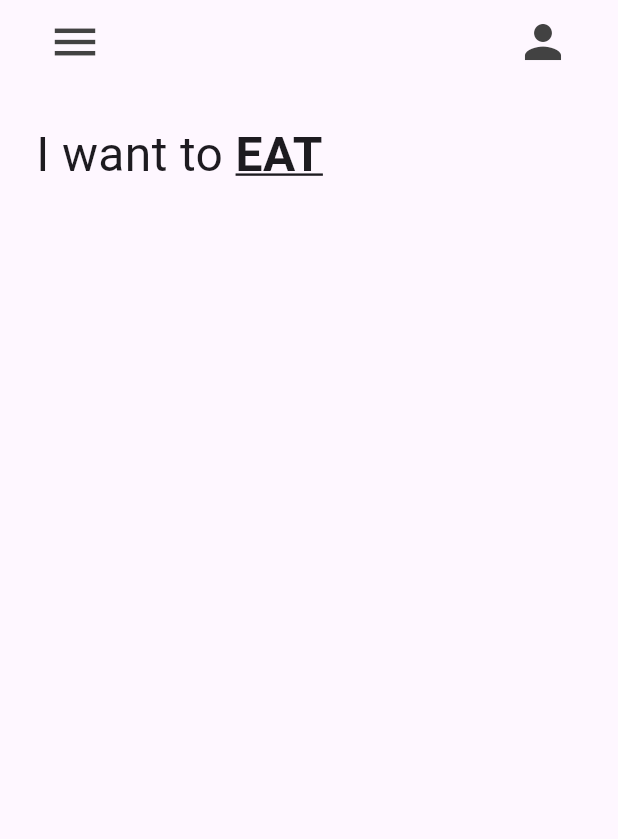
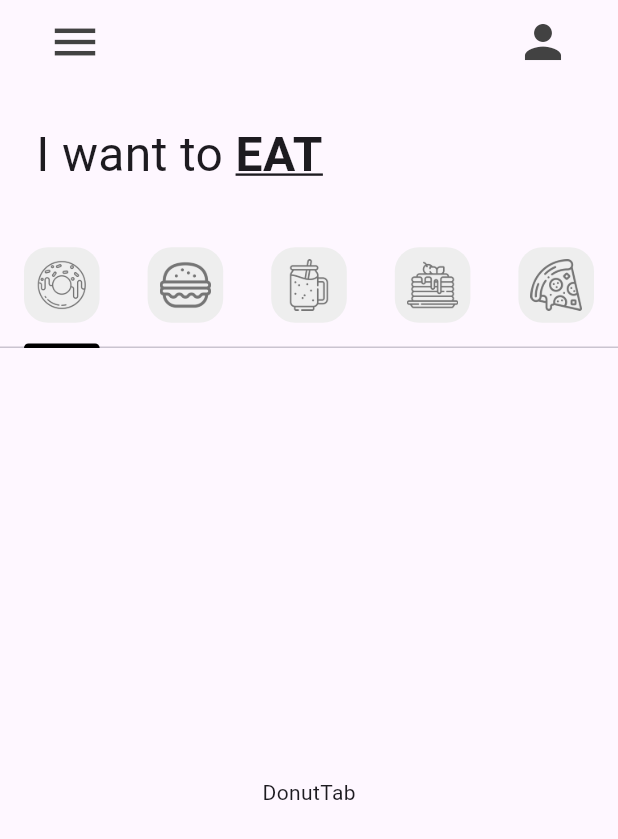
Before and after one commit to Luisasio/reto1_donut_app_luis_ake, a Flutter app: the screen it shows after launch, on a phone screen of 412 x 824 dp. Shown: the top 839 px of the screen. Run offline on Flutter 3.47's test engine with Material 3 defaults, Android fonts, the light colour scheme and no system bars.

Commit message:
Tap añadido

```diff
--- a/lib/main.dart
+++ b/lib/main.dart
@@ -1,5 +1,6 @@
 import 'package:flutter/material.dart';
 import 'package:reto1_donut_app_luis_ake/pages/home_page.dart';
+
 
 void main() {
   runApp(const MainApp());
@@ -10,8 +11,9 @@
 
   @override
   Widget build(BuildContext context) {
-    return const MaterialApp(
-      home: HomePage(),
+    return  MaterialApp(
+      home: const HomePage(),
+      theme: ThemeData(tabBarTheme: const TabBarTheme(indicatorColor: Colors.black)),
     );
   }
 }
--- a/lib/pages/home_page.dart
+++ b/lib/pages/home_page.dart
@@ -1,4 +1,11 @@
 import 'package:flutter/material.dart';
+import 'package:reto1_donut_app_luis_ake/utils/my_tab.dart';
+
+import '../tab/burger_tab.dart';
+import '../tab/donut_tab.dart';
+import '../tab/pancake_tab.dart';
+import '../tab/pizza_tab.dart';
+import '../tab/smoothie_tab.dart';
 
 class HomePage extends StatefulWidget {
   const HomePage({super.key});
@@ -8,9 +15,24 @@
 }
 
 class _HomePageState extends State<HomePage> {
+
+  List<Widget> myTabs = [
+    //donut
+    const MyTab(iconPath: 'lib/icons/donut.png',),
+    //burger tab
+    const MyTab(iconPath: 'lib/icons/burger.png',),
+    //smoothie tab
+    const MyTab(iconPath: 'lib/icons/smoothie.png',),
+    //pancake tab
+    const MyTab(iconPath: 'lib/icons/pancakes.png',),
+    //pizza tab
+    const MyTab(iconPath: 'lib/icons/pizza.png',),
+  ];
   @override
   Widget build(BuildContext context) {
-    return  Scaffold(
+    return  DefaultTabController(
+      length: myTabs.length,
+      child: Scaffold(
         appBar: AppBar(
           backgroundColor: Colors.transparent,
           leading: Padding(
@@ -22,10 +44,10 @@
             child: IconButton(icon: Icon(Icons.person,color: Colors.grey[800], size: 36,), onPressed: () { print('boton de usuario'); },),
           )],
         ),
-      body: const Column(children: [
+        body:  Column(children: [
           //texto I want to eat
-        Padding(
-          padding: const EdgeInsets.all( 24.0),
+          const Padding(
+            padding: EdgeInsets.all( 24.0),
             child: Row(
               children: [
                 Text('I want to ',style: TextStyle(fontSize: 32),),
@@ -35,11 +57,25 @@
                   decoration: TextDecoration.underline),),
               ],
             ),
-        )
+          ),
           //tap bar
-
+          TabBar(tabs: myTabs),
           //tap bar view
+          const Expanded(child: TabBarView(children: [
+            //Donut
+            DonutTab(),
+            //Burger tab
+            BurgerTab(),
+            //Smoothie tab
+            SmoothieTab(),
+            //Pancake tab
+            PancakeTab(),
+            //Pizza tab
+            PizzaTab(),
+          ]),)
+          //Carrito
         ],),
+      ),
     );
   }
 }
--- /dev/null
+++ b/lib/tab/donut_tab.dart
@@ -0,0 +1,14 @@
+import 'package:flutter/material.dart';
+
+class DonutTab extends StatelessWidget {
+  const DonutTab({super.key});
+
+  @override
+  Widget build(BuildContext context) {
+    return Container(
+      child: const Center(
+        child: Text('DonutTab'),
+      ),
+    );
+  }
+}
--- /dev/null
+++ b/lib/utils/my_tab.dart
@@ -0,0 +1,21 @@
+import 'package:flutter/material.dart';
+
+class MyTab extends StatelessWidget {
+
+  final String iconPath;
+  const MyTab({super.key, required this.iconPath});
+
+  @override
+  Widget build(BuildContext context) {
+    return Tab(
+      height: 80,
+      child: Container(
+        decoration: BoxDecoration(color:Colors.grey[200],borderRadius: BorderRadius.circular(16)),
+        padding: const EdgeInsets.all(8),
+        child: Image.asset(
+          iconPath,
+          color: Colors.grey[600],),
+      ),
+    );
+  }
+}
```
Also changed, not shown: lib/tab/burger_tab.dart (added, +14 -0 lines), lib/tab/pancake_tab.dart (added, +14 -0 lines), lib/tab/pizza_tab.dart (added, +14 -0 lines), lib/tab/smoothie_tab.dart (added, +14 -0 lines). Lines whose indentation alone changed are shown as unchanged.
